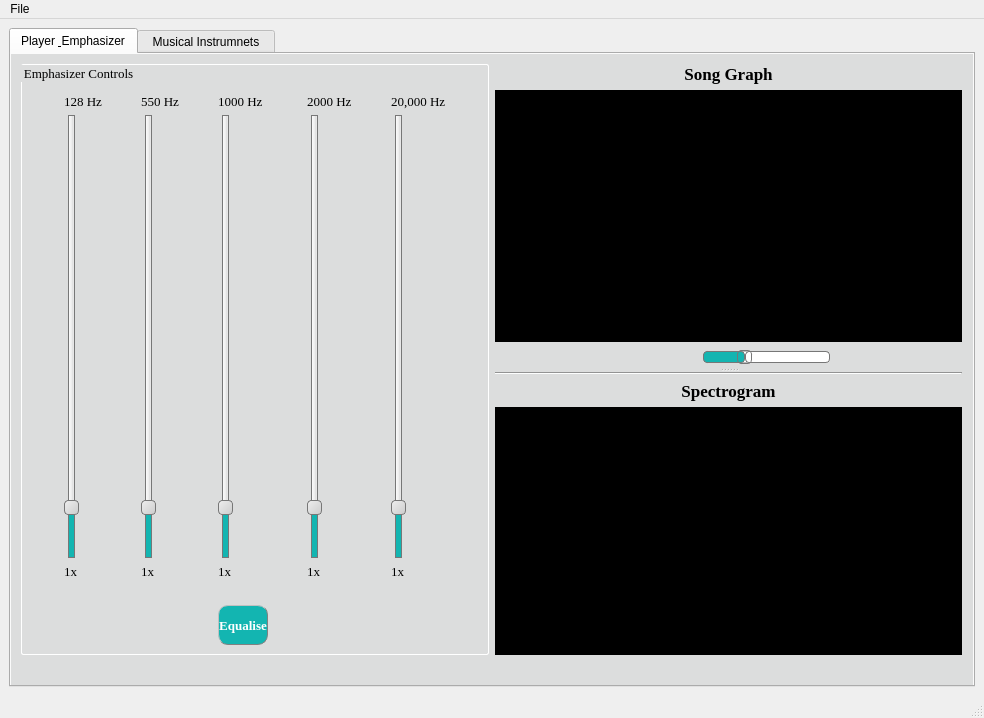
SandraAdel/Musical-Instruments-Emphasizer-Visualizer-and-Player, file GUI.ui: the form before one commit.
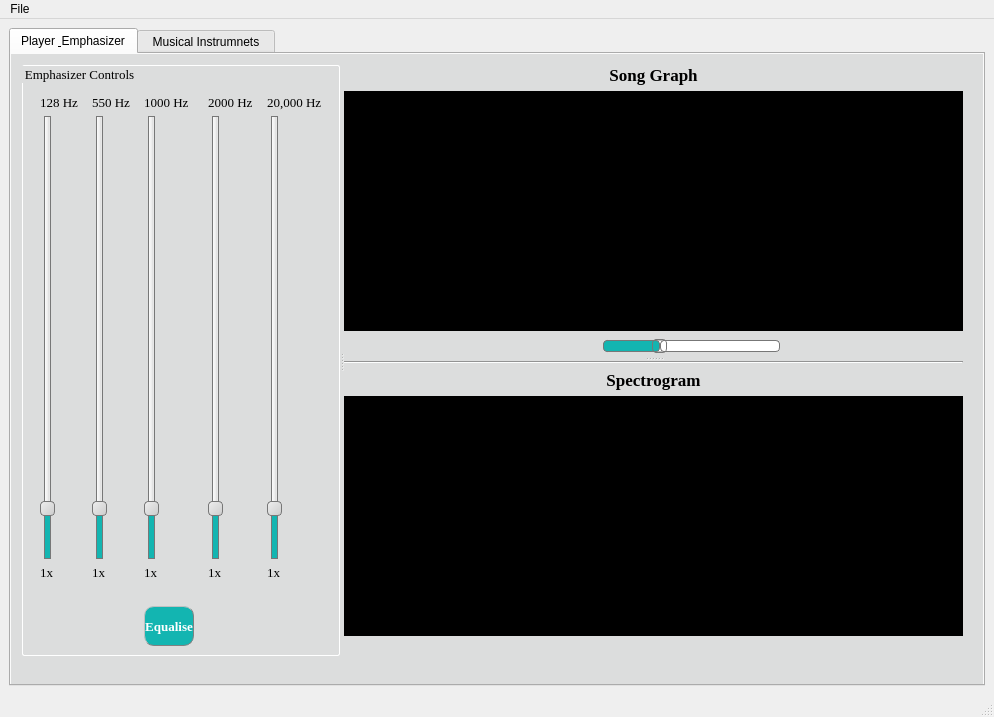
The form after the commit. Icons and pictures are not drawn. Custom widgets are drawn as their Qt base class.

The edit to the form file:
```diff
--- a/GUI.ui
+++ b/GUI.ui
@@ -6,8 +6,8 @@
    <rect>
     <x>0</x>
     <y>0</y>
-    <width>984</width>
-    <height>718</height>
+    <width>994</width>
+    <height>717</height>
    </rect>
   </property>
   <property name="windowTitle">
@@ -51,17 +51,18 @@
        <attribute name="title">
         <string>Player &amp; Emphasizer</string>
        </attribute>
-       <widget class="QWidget" name="">
+       <widget class="QSplitter" name="splitter_2">
         <property name="geometry">
          <rect>
-          <x>10</x>
-          <y>10</y>
+          <x>11</x>
+          <y>11</y>
           <width>941</width>
           <height>591</height>
          </rect>
         </property>
-        <layout class="QHBoxLayout" name="horizontalLayout">
-         <item>
+        <property name="orientation">
+         <enum>Qt::Horizontal</enum>
+        </property>
           <widget class="QGroupBox" name="InstrumentEmphasizerGroupBox">
            <property name="font">
             <font>
@@ -718,8 +719,6 @@
             </item>
            </layout>
           </widget>
-         </item>
-         <item>
           <widget class="QSplitter" name="splitter">
            <property name="orientation">
             <enum>Qt::Vertical</enum>
@@ -899,6 +898,22 @@
                  </property>
                 </widget>
                </item>
+             <item row="1" column="0">
+              <spacer name="horizontalSpacer_4">
+               <property name="orientation">
+                <enum>Qt::Horizontal</enum>
+               </property>
+               <property name="sizeType">
+                <enum>QSizePolicy::Fixed</enum>
+               </property>
+               <property name="sizeHint" stdset="0">
+                <size>
+                 <width>525</width>
+                 <height>20</height>
+                </size>
+               </property>
+              </spacer>
+             </item>
               </layout>
              </item>
              <item row="1" column="1">
@@ -929,8 +944,6 @@
             </layout>
            </widget>
           </widget>
-         </item>
-        </layout>
        </widget>
       </widget>
       <widget class="QWidget" name="VirtualMusicalInstrumnetsTab">
@@ -2417,7 +2430,7 @@
     <rect>
      <x>0</x>
      <y>0</y>
-     <width>984</width>
+     <width>994</width>
      <height>26</height>
     </rect>
    </property>
```
Left out of the diff: 2 changed lines with no effect on the pictures. Lines whose indentation alone changed are shown as unchanged.
